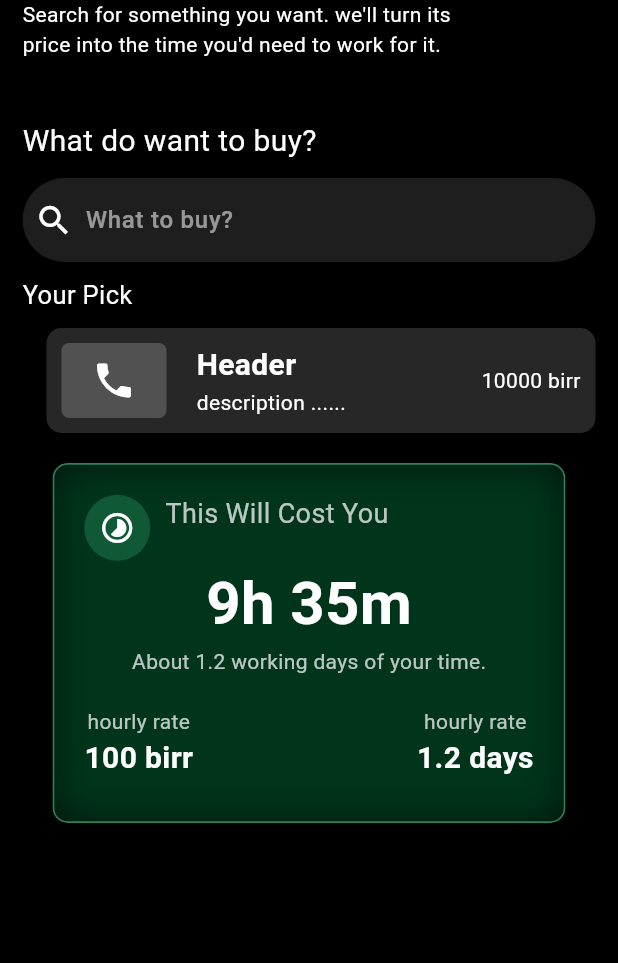
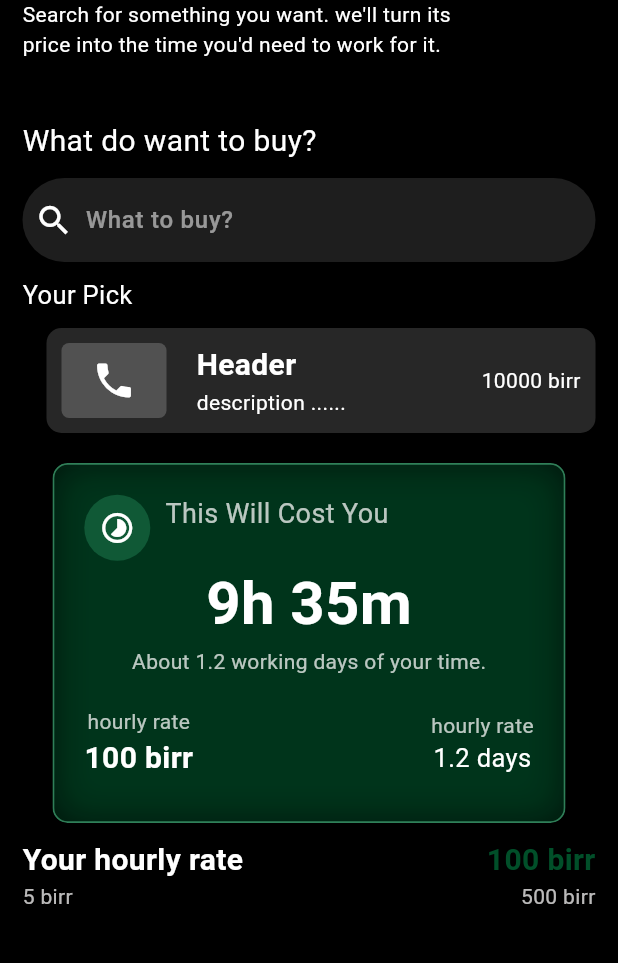
Before and after one commit to Melak-tefera/Should-I-Buy-It-app, a Flutter app: the screen it shows after launch, on a phone screen of 412 x 824 dp, the part 173-1136 px from its top. Run offline on Flutter 3.47's test engine with Material 3 defaults, Android fonts, the phone set to English and light mode, and no system bars.

Commit message:
small change

```diff
--- a/lib/pages/home_page.dart
+++ b/lib/pages/home_page.dart
@@ -275,8 +275,8 @@ class _HomePageState extends State<HomePage> {
                                   "1.2 days",
                                   style: TextStyle(
                                     color: Colors.white,
-                                    fontSize: 20,
-                                    fontWeight: FontWeight.bold
+                                    fontSize: 17,
+
                           ),
                                   )
                               ],
@@ -290,8 +290,47 @@ class _HomePageState extends State<HomePage> {
 
                ),
              ),
+             SizedBox(height: 10,),
 
-              Text(""),
+              Row(
+                children: [
+                  Text(
+                    "Your hourly rate",
+                    style: TextStyle(
+                                    color: Colors.white,
+                                    fontSize: 20,
+                                    fontWeight: FontWeight.bold
+                          ),
+                    ),
+                  Spacer(),
+                  Text(
+                    "100 birr",
+                    style: TextStyle(
+                                    color: const Color.fromARGB(255, 1, 132, 69).withValues(alpha: 0.6),
+                                    fontSize: 20,
+                                    fontWeight: FontWeight.bold
+                          ),
+                    )
+                ],
+              ),
+             // Slider(value: value, onChanged: onChanged),
+              Row(
+                children: [
+                  Text(
+                    "5 birr",
+                    style: TextStyle(
+                                    color: Color.fromARGB(189, 252, 251, 251),
+                          ),
+                    ),
+                  Spacer(),
+                  Text(
+                    "500 birr",
+                    style: TextStyle(
+                                    color: Color.fromARGB(189, 252, 251, 251),
+                          ),
+                    )
+                ],
+              )
               //...
 
 
```
